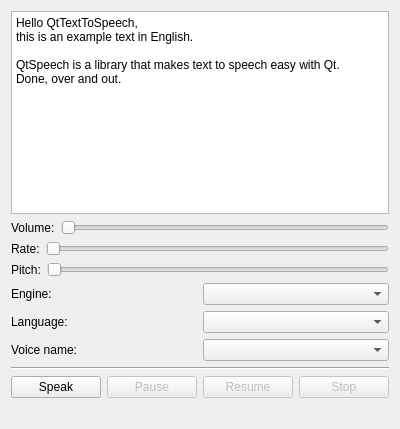
First picture: the form in Forms/SettingsWidgetSpeaker.ui, repository iatanasov77/qvocabulary, before the edit.
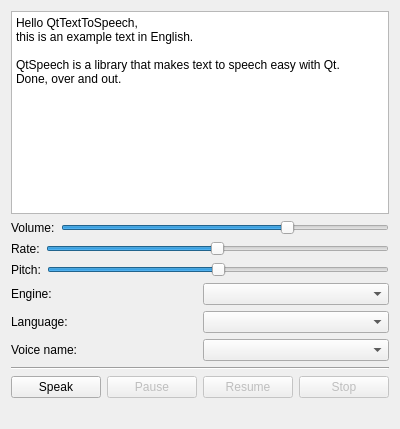
Second picture: the form after the edit.

Commit message: TextToSpeech Settings Finished.

```diff
--- a/Forms/SettingsWidgetSpeaker.ui
+++ b/Forms/SettingsWidgetSpeaker.ui
@@ -37,6 +37,18 @@
      </item>
      <item>
       <widget class="QSlider" name="slVolume">
+       <property name="maximum">
+        <number>100</number>
+       </property>
+       <property name="singleStep">
+        <number>5</number>
+       </property>
+       <property name="pageStep">
+        <number>20</number>
+       </property>
+       <property name="value">
+        <number>70</number>
+       </property>
        <property name="orientation">
         <enum>Qt::Horizontal</enum>
        </property>
@@ -55,6 +67,12 @@
      </item>
      <item>
       <widget class="QSlider" name="slRate">
+       <property name="minimum">
+        <number>-10</number>
+       </property>
+       <property name="maximum">
+        <number>10</number>
+       </property>
        <property name="orientation">
         <enum>Qt::Horizontal</enum>
        </property>
@@ -73,6 +91,12 @@
      </item>
      <item>
       <widget class="QSlider" name="slPitch">
+       <property name="minimum">
+        <number>-10</number>
+       </property>
+       <property name="maximum">
+        <number>10</number>
+       </property>
        <property name="orientation">
         <enum>Qt::Horizontal</enum>
        </property>
```
The commit also changes 20 other files.
